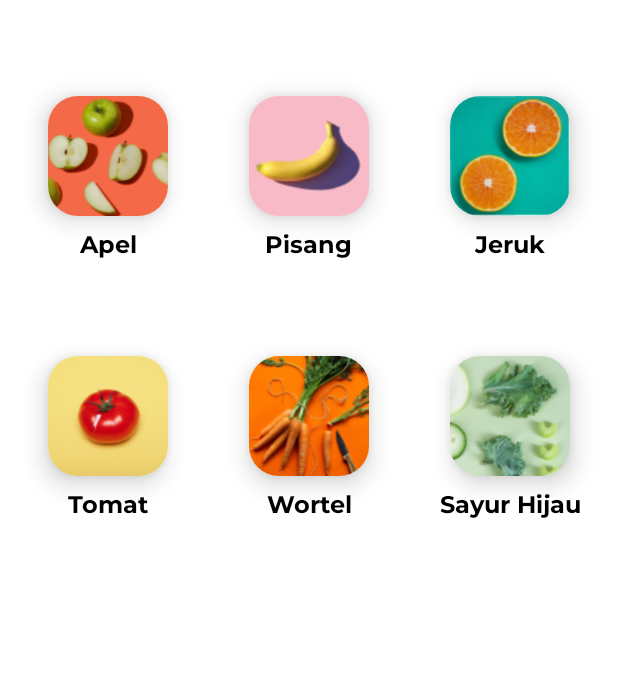
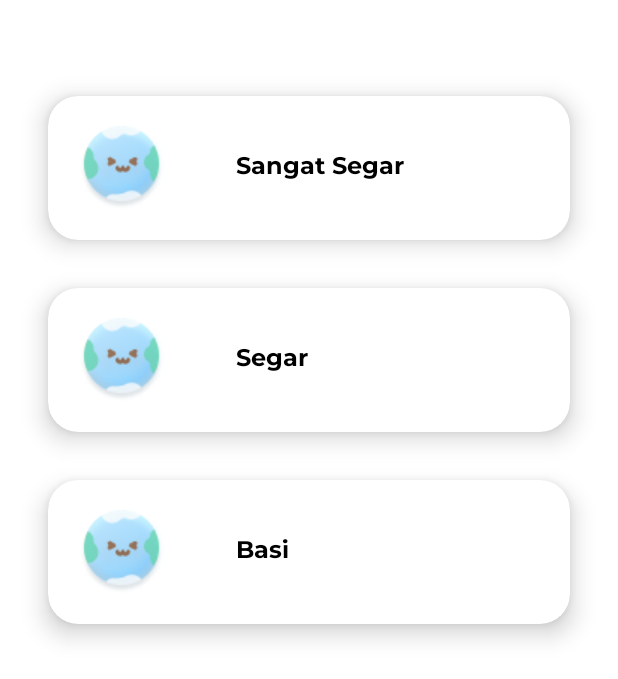
Before and after one commit to farisramadhan13/IDGAF, an Android app: the TipsActivity screen opened directly, with no data from a screen before it, after a tap on an icon or button, on a phone screen of 412 x 824 dp. Shown: the top 679 px of the screen. Run offline under Robolectric (Android 15) with nearby library versions, the light colour scheme and no system bars.

Commit message:
activity tips

```diff
--- a/app/src/main/AndroidManifest.xml
+++ b/app/src/main/AndroidManifest.xml
@@ -15,10 +15,7 @@
         android:supportsRtl="true"
         android:theme="@style/Theme.AplikasiAntiFoodWaste">
         <activity
-            android:name=".ApelActivity"
-            android:exported="false" />
-        <activity
-            android:name=".Apel"
+            android:name=".tips.kualitas.ApelActivity"
             android:exported="false" />
         <activity
             android:name=".share.ShareActivity"
--- a/app/src/main/java/com/capstoneproject/aplikasiantifoodwaste/tips/TipsActivity.kt
+++ b/app/src/main/java/com/capstoneproject/aplikasiantifoodwaste/tips/TipsActivity.kt
@@ -19,7 +19,6 @@ class TipsActivity : AppCompatActivity() {
         supportActionBar?.hide()
 
         binding.gambarApelTips.setOnClickListener {
-            Toast.makeText(this,"Fitur belum dibuat", Toast.LENGTH_SHORT).show()
             startActivity(Intent(this, ApelActivity::class.java))
         }
         binding.gambarPisangTips.setOnClickListener {
--- a/app/src/main/res/layout/activity_apel.xml
+++ b/app/src/main/res/layout/activity_apel.xml
@@ -8,6 +8,7 @@
 
 
     <androidx.cardview.widget.CardView
+        android:id="@+id/cv_apel_sangat_segar"
         android:layout_width="0dp"
         android:layout_height="wrap_content"
         android:layout_marginStart="32dp"
@@ -15,11 +16,94 @@
         android:layout_marginEnd="32dp"
         app:layout_constraintEnd_toEndOf="parent"
         app:layout_constraintStart_toStartOf="parent"
-        app:layout_constraintTop_toTopOf="parent">
+        app:layout_constraintTop_toTopOf="parent"
+        app:cardBackgroundColor="@color/white"
+        app:cardCornerRadius="20dp"
+        app:cardElevation="10dp">
 
         <ImageView
+            android:id="@+id/iv_apel_sangat_segar"
             android:layout_width="wrap_content"
-            android:layout_height="wrap_content" />
+            android:layout_height="wrap_content"
+            app:srcCompat="@drawable/earth"
+            android:padding="20dp"/>
 
+        <TextView
+            android:id="@+id/tv_apel_sangat_segar"
+            android:layout_width="wrap_content"
+            android:layout_height="wrap_content"
+            android:text="Sangat Segar"
+            android:layout_marginStart="125dp"
+            android:layout_marginTop="35dp"
+            android:textColor="@color/black"
+            android:textSize="16sp"
+            android:fontFamily="@font/montserrat_bold"/>
     </androidx.cardview.widget.CardView>
+
+    <androidx.cardview.widget.CardView
+        android:id="@+id/cv_apel_segar"
+        android:layout_width="0dp"
+        android:layout_height="wrap_content"
+        android:layout_marginStart="32dp"
+        android:layout_marginTop="32dp"
+        android:layout_marginEnd="32dp"
+        app:cardBackgroundColor="@color/white"
+        app:cardCornerRadius="20dp"
+        app:cardElevation="10dp"
+        app:layout_constraintEnd_toEndOf="parent"
+        app:layout_constraintStart_toStartOf="parent"
+        app:layout_constraintTop_toBottomOf="@+id/cv_apel_sangat_segar">
+
+        <ImageView
+            android:id="@+id/iv_apel_segar"
+            android:layout_width="wrap_content"
+            android:layout_height="wrap_content"
+            android:padding="20dp"
+            app:srcCompat="@drawable/earth" />
+
+        <TextView
+            android:id="@+id/tv_apel_segar"
+            android:layout_width="wrap_content"
+            android:layout_height="wrap_content"
+            android:layout_marginStart="125dp"
+            android:layout_marginTop="35dp"
+            android:fontFamily="@font/montserrat_bold"
+            android:text="Segar"
+            android:textColor="@color/black"
+            android:textSize="16sp" />
+    </androidx.cardview.widget.CardView>
+
+    <androidx.cardview.widget.CardView
+        android:id="@+id/cv_apel_basi"
+        android:layout_width="0dp"
+        android:layout_height="wrap_content"
+        android:layout_marginStart="32dp"
+        android:layout_marginTop="32dp"
+        android:layout_marginEnd="32dp"
+        app:cardBackgroundColor="@color/white"
+        app:cardCornerRadius="20dp"
+        app:cardElevation="10dp"
+        app:layout_constraintEnd_toEndOf="parent"
+        app:layout_constraintStart_toStartOf="parent"
+        app:layout_constraintTop_toBottomOf="@+id/cv_apel_segar">
+
+        <ImageView
+            android:id="@+id/iv_apel_basi"
+            android:layout_width="wrap_content"
+            android:layout_height="wrap_content"
+            android:padding="20dp"
+            app:srcCompat="@drawable/earth" />
+
+        <TextView
+            android:id="@+id/tv_apel_basi"
+            android:layout_width="wrap_content"
+            android:layout_height="wrap_content"
+            android:layout_marginStart="125dp"
+            android:layout_marginTop="35dp"
+            android:fontFamily="@font/montserrat_bold"
+            android:text="Basi"
+            android:textColor="@color/black"
+            android:textSize="16sp" />
+    </androidx.cardview.widget.CardView>
+
 </androidx.constraintlayout.widget.ConstraintLayout>
```
Also changed, not shown: app/src/main/res/drawable/earth.png (added).
